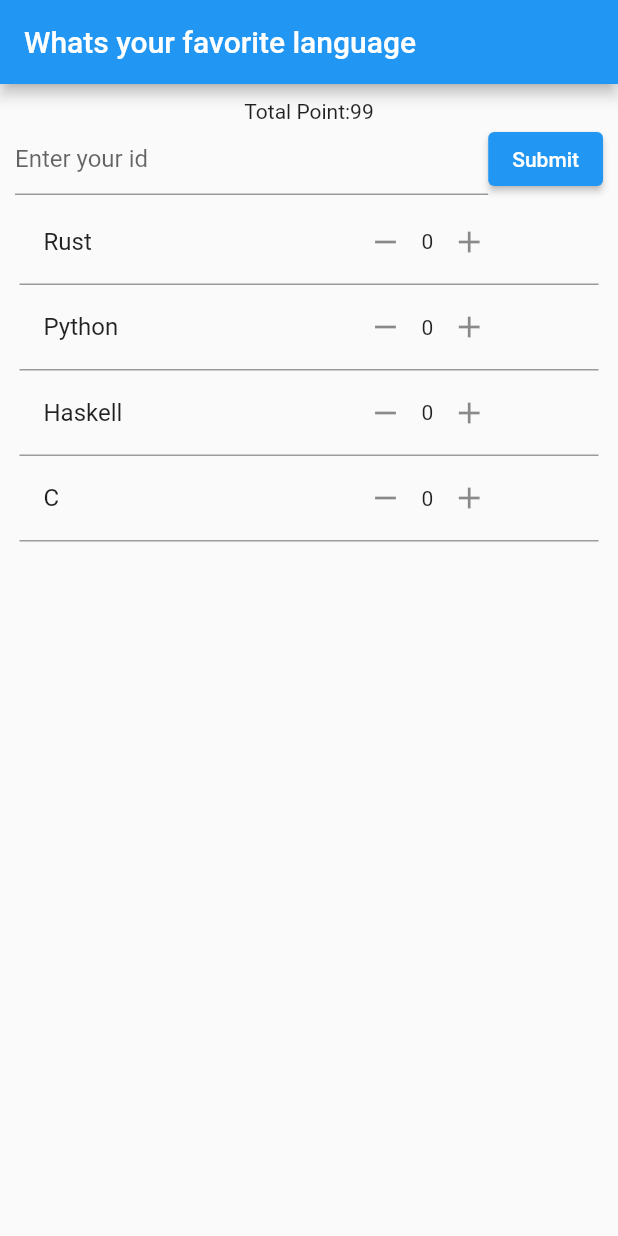
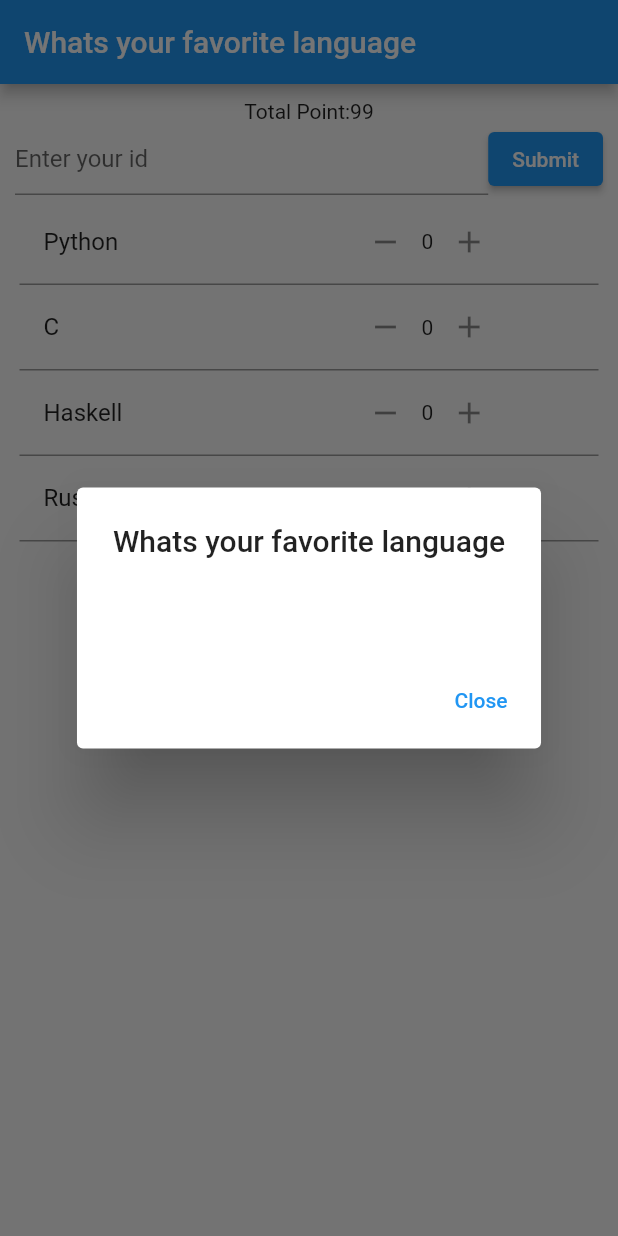
Before and after one commit to matt76k/qv, a Flutter app: the screen it shows after launch, after a tap on "Submit", on a phone screen of 412 x 824 dp. Run offline on Flutter 3.47's test engine with Material 2 defaults, Android fonts, the phone set to English and light mode, and no system bars; our stand-ins replace get.

Commit message:
Add submit function

```diff
--- a/lib/main.dart
+++ b/lib/main.dart
@@ -12,6 +12,11 @@ class PointController extends GetxController {
 
   RxInt point = RxInt(99);
   final candidates = RxMap();
+
+  void clear() {
+    candidates.updateAll((key, value) => 0);
+    point.value = 99;
+  }
 
   void inc(String key) {
     int v = candidates[key];
@@ -39,6 +44,7 @@ void main() async {
   WidgetsFlutterBinding.ensureInitialized();
   List<String> clist =
       (await rootBundle.loadString("assets/candidate.txt")).split("\n");
+  clist.shuffle();
   Get.put(PointController(clist));
 
   runApp(const GetMaterialApp(home: Home()));
@@ -100,13 +106,19 @@ class CandidatesView extends StatelessWidget {
 class Home extends StatelessWidget {
   const Home({Key? key}) : super(key: key);
 
+  Future<String> submit(String id, String postdata) async {
+    return postdata;
+  }
+
   @override
   Widget build(context) {
+    const String title = "Whats your favorite language";
+
     final PointController pc = Get.find();
     final TextEditingController controller = TextEditingController();
 
     return Scaffold(
-        appBar: AppBar(title: const Text('Whats your favorite language')),
+        appBar: AppBar(title: const Text(title)),
         body: Container(
           margin: const EdgeInsets.fromLTRB(10, 10, 10, 10),
           child: SingleChildScrollView(
@@ -123,7 +135,29 @@ class Home extends StatelessWidget {
                           hintText: "Enter your id",
                         )),
                   ),
-                  ElevatedButton(onPressed: () {}, child: const Text("Submit")),
+                  ElevatedButton(
+                      onPressed: () async {
+                        String post = "";
+                        pc.candidates.forEach((key, value) {
+                          if (value != 0) {
+                            post += "${key.trim()}:$value, ";
+                          }
+                        });
+                        String res = await submit(controller.text, post);
+                        Get.dialog(AlertDialog(
+                          title: const Text(title),
+                          content: Text(res),
+                          actions: [
+                            TextButton(
+                                onPressed: () {
+                                  pc.clear();
+                                  Get.back();
+                                },
+                                child: const Text("Close")),
+                          ],
+                        ));
+                      },
+                      child: const Text("Submit")),
                 ],
               ),
               const CandidatesView(),
```
